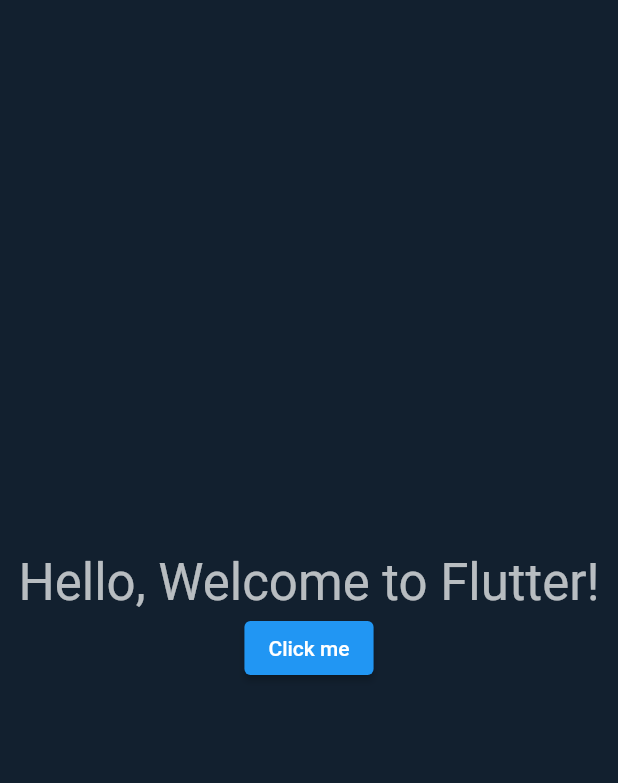
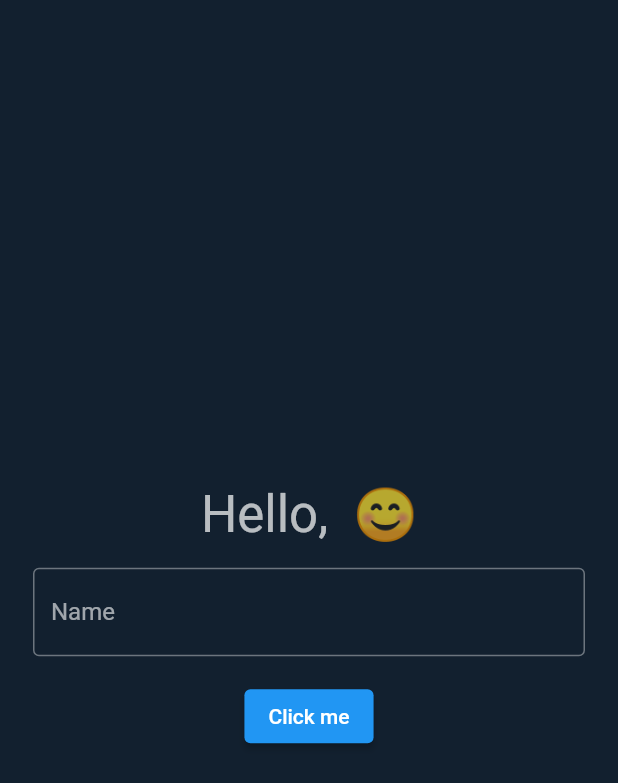
Before and after one commit to kunal-kumar-au8/flutter_revision, a Flutter app: the screen it shows after launch, after a tap on "Click me", on a phone screen of 412 x 824 dp. Shown: the top 783 px of the screen. Run offline on Flutter 3.47's test engine with Material 2 defaults, Android fonts, the phone set to English and light mode, and no system bars.

Commit message:
Change name using TextForm

```diff
--- a/lib/main.dart
+++ b/lib/main.dart
@@ -15,10 +15,9 @@ class MyApp extends StatefulWidget {
 
 class _MyAppState extends State<MyApp> {
   @override
-  void initState(){
+  void initState() {
     super.initState();
   }
-
 
   @override
   Widget build(BuildContext context) {
@@ -44,34 +43,40 @@ class MyWidget extends StatefulWidget {
 }
 
 class _MyWidgetState extends State<MyWidget> {
-  String _name = 'Kunal';
-  void _intro(){
-    setState((){
-      _name = "Welcome to Flutter!";
-    });
+  final TextEditingController _nameController = TextEditingController();
+  var name = 'Kunal';
+  void _intro() {
+    name = _nameController.text;
+    setState(() {});
   }
 
-
   @override
-  void initState(){
+  void initState() {
     super.initState();
   }
 
   @override
   Widget build(BuildContext context) {
-    return Column(
+    return SizedBox(
+      width: 400,
+      child: Column(
           mainAxisAlignment: MainAxisAlignment.center,
           crossAxisAlignment: CrossAxisAlignment.center,
           children: [
             Text(
-      'Hello, $_name',
+              'Hello, $name 😊',
               style: Theme.of(context).textTheme.headline4,
             ),
-        ElevatedButton(
-          onPressed: _intro,
-          child: const Text("Click me")
-        )
-      ]
+            Padding(
+              padding: const EdgeInsets.all(16.0),
+              child: TextField(
+                controller: _nameController,
+                keyboardType: TextInputType.text,
+                decoration: const InputDecoration(labelText: "Name",hintText: "Enter Your name",border: OutlineInputBorder()),
+              ),
+            ),
+            ElevatedButton(onPressed: _intro, child: const Text("Click me"))
+          ]),
     );
   }
 }
```
Lines whose indentation alone changed are shown as unchanged.
